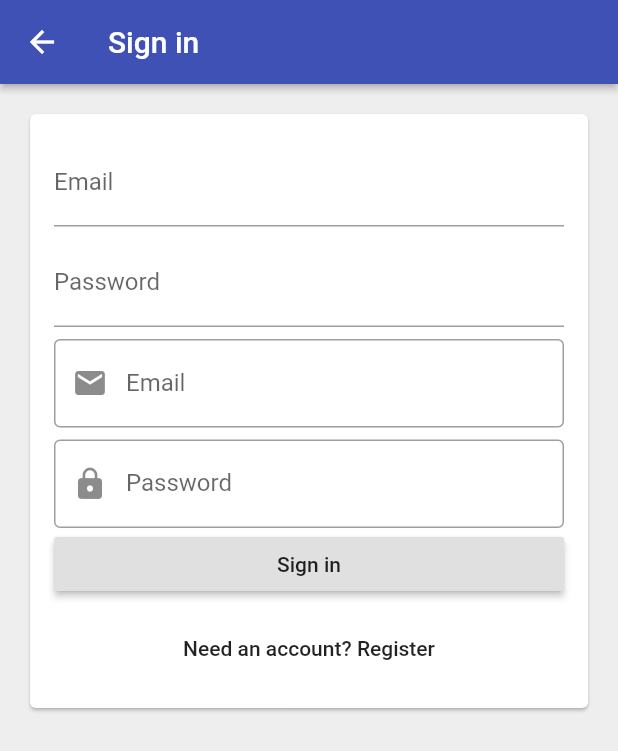
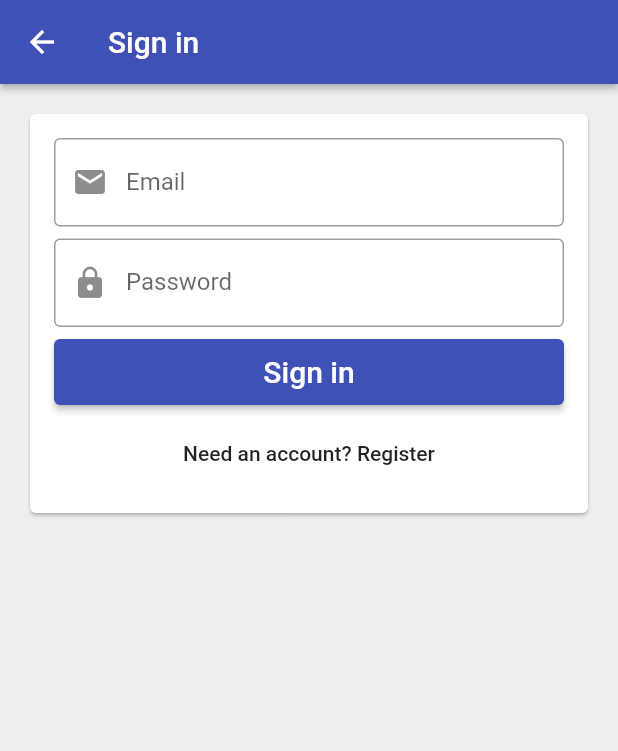
Before and after one commit to thargyi74/time_tracker_flutter_course, a Flutter app: the EmailSignInPage screen opened directly, on a phone screen of 412 x 824 dp. Shown: the top 751 px of the screen. Run offline on Flutter 3.47's test engine with Material 2 defaults, Android fonts, the phone set to English and light mode, and no system bars; our stand-ins replace firebase_auth, google_sign_in; missing offline and left inert: flutter_facebook_login; accounts and stored records are empty.

Commit message:
Sign In with email custom button created.

```diff
--- a/lib/app/sign_in_page/email_sign_in_form.dart
+++ b/lib/app/sign_in_page/email_sign_in_form.dart
@@ -1,4 +1,5 @@
 import 'package:flutter/material.dart';
+import 'package:time_tracker_flutter_course/common_widgets/form_submit_button.dart';
 
 class EmailSignInForm extends StatelessWidget {
   TextEditingController _email;
@@ -6,20 +7,6 @@ class EmailSignInForm extends StatelessWidget {
 
   List<Widget> _buildChildren() {
     return [
-      TextField(
-        decoration: InputDecoration(
-          labelText: 'Email',
-          hintText: 'test@test.com',
-        ),
-      ),
-      SizedBox(height: 8.0),
-      TextField(
-        decoration: InputDecoration(
-          labelText: 'Password',
-        ),
-        obscureText: true,
-      ),
-      SizedBox(height: 8.0),
       TextFormField(
         controller: _email,
         validator: (value) => (value.isEmpty) ? "Please Enter Email" : null,
@@ -38,8 +25,9 @@ class EmailSignInForm extends StatelessWidget {
             labelText: "Password",
             border: OutlineInputBorder()),
       ),
-      RaisedButton(
-        child: Text('Sign in'),
+      SizedBox(height: 8.0),
+      FormSubmitButton(
+        text: 'Sign in',
         onPressed: () {},
       ),
       SizedBox(height: 8.0),
--- /dev/null
+++ b/lib/common_widgets/form_submit_button.dart
@@ -0,0 +1,21 @@
+import 'package:flutter/material.dart';
+import 'package:time_tracker_flutter_course/common_widgets/custom_raised_button.dart';
+
+class FormSubmitButton extends CustomRaisedButton {
+  FormSubmitButton({
+    @required String text,
+    VoidCallback onPressed,
+  }) : super(
+          child: Text(
+            text,
+            style: TextStyle(
+              color: Colors.white,
+              fontSize: 20.0,
+            ),
+          ),
+          height: 44.0,
+          color: Colors.indigo,
+          onPressed: onPressed,
+          borderRadius: 4.0,
+        );
+}
```
